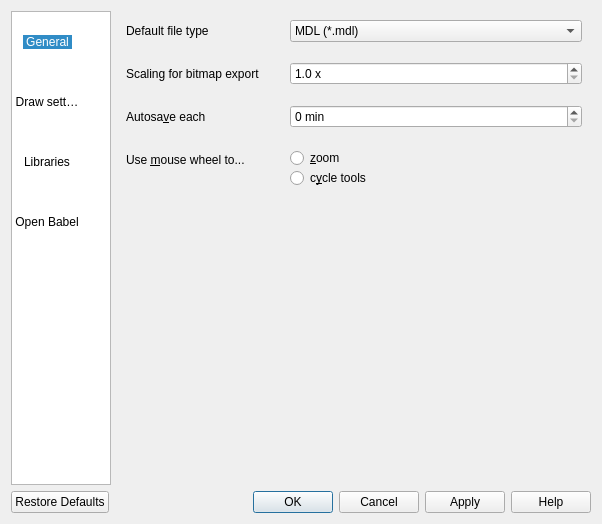
This is molsketch/settingsdialog.ui in hvennekate/Molsketch as Qt 5 draws it before an edit. The edited form follows.
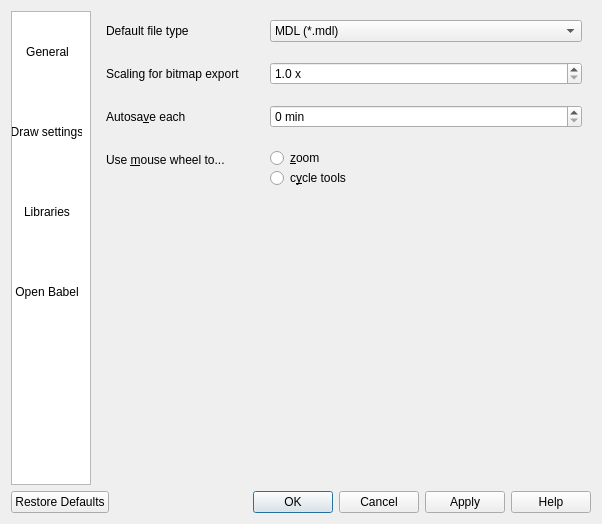
This is the edited form. Icons and pictures are not drawn.

Commit message: Fix alignment of icons in settings dialog sidebar

Patch:
```diff
--- a/molsketch/settingsdialog.ui
+++ b/molsketch/settingsdialog.ui
@@ -36,13 +36,13 @@
          </property>
          <property name="minimumSize">
           <size>
-           <width>100</width>
+           <width>80</width>
            <height>0</height>
           </size>
          </property>
          <property name="maximumSize">
           <size>
-           <width>100</width>
+           <width>80</width>
            <height>16777215</height>
           </size>
          </property>
@@ -52,11 +52,29 @@
            <height>0</height>
           </size>
          </property>
+         <property name="lineWidth">
+          <number>1</number>
+         </property>
+         <property name="midLineWidth">
+          <number>0</number>
+         </property>
          <property name="verticalScrollBarPolicy">
           <enum>Qt::ScrollBarAlwaysOff</enum>
          </property>
          <property name="horizontalScrollBarPolicy">
-          <enum>Qt::ScrollBarAlwaysOff</enum>
+          <enum>Qt::ScrollBarPolicy::ScrollBarAlwaysOff</enum>
+         </property>
+         <property name="sizeAdjustPolicy">
+          <enum>QAbstractScrollArea::SizeAdjustPolicy::AdjustToContentsOnFirstShow</enum>
+         </property>
+         <property name="editTriggers">
+          <set>QAbstractItemView::EditTrigger::NoEditTriggers</set>
+         </property>
+         <property name="showDropIndicator" stdset="0">
+          <bool>false</bool>
+         </property>
+         <property name="dragDropMode">
+          <enum>QAbstractItemView::DragDropMode::NoDragDrop</enum>
          </property>
          <property name="defaultDropAction">
           <enum>Qt::TargetMoveAction</enum>
@@ -70,13 +88,28 @@
            <height>32</height>
           </size>
          </property>
+         <property name="textElideMode">
+          <enum>Qt::TextElideMode::ElideNone</enum>
+         </property>
+         <property name="verticalScrollMode">
+          <enum>QAbstractItemView::ScrollMode::ScrollPerPixel</enum>
+         </property>
+         <property name="movement">
+          <enum>QListView::Movement::Static</enum>
+         </property>
          <property name="flow">
-          <enum>QListView::TopToBottom</enum>
+          <enum>QListView::Flow::TopToBottom</enum>
+         </property>
+         <property name="isWrapping" stdset="0">
+          <bool>false</bool>
+         </property>
+         <property name="resizeMode">
+          <enum>QListView::ResizeMode::Adjust</enum>
          </property>
          <property name="gridSize">
           <size>
-           <width>100</width>
-           <height>60</height>
+           <width>80</width>
+           <height>80</height>
           </size>
          </property>
          <property name="viewMode">
@@ -92,15 +125,12 @@
           <set>Qt::AlignCenter</set>
          </property>
          <property name="currentRow">
-          <number>0</number>
+          <number>-1</number>
          </property>
          <item>
           <property name="text">
            <string>General</string>
           </property>
-          <property name="textAlignment">
-           <set>AlignCenter</set>
-          </property>
           <property name="icon">
            <iconset theme="preferences-system" resource="oxygenicons.qrc">
             <normaloff>:/icons/preferences-system.svg</normaloff>:/icons/preferences-system.svg</iconset>
@@ -113,9 +143,6 @@
           <property name="text">
            <string>Draw settings</string>
           </property>
-          <property name="textAlignment">
-           <set>AlignCenter</set>
-          </property>
           <property name="icon">
            <iconset theme="draw-freehand" resource="oxygenicons.qrc">
             <normaloff>:/icons/draw-freehand.svg</normaloff>:/icons/draw-freehand.svg</iconset>
@@ -128,9 +155,6 @@
           <property name="text">
            <string>Libraries</string>
           </property>
-          <property name="textAlignment">
-           <set>AlignCenter</set>
-          </property>
           <property name="icon">
            <iconset theme="document-open" resource="oxygenicons.qrc">
             <normaloff>:/icons/document-open.svg</normaloff>:/icons/document-open.svg</iconset>
@@ -143,9 +167,6 @@
           <property name="text">
            <string>Open Babel</string>
           </property>
-          <property name="textAlignment">
-           <set>AlignCenter</set>
-          </property>
           <property name="icon">
            <iconset resource="molsketch.qrc">
             <normaloff>:/images/openbabel.png</normaloff>:/images/openbabel.png</iconset>
```
Left out of the diff: 28 changed lines with no effect on the pictures. The commit also changes 1 other file.
